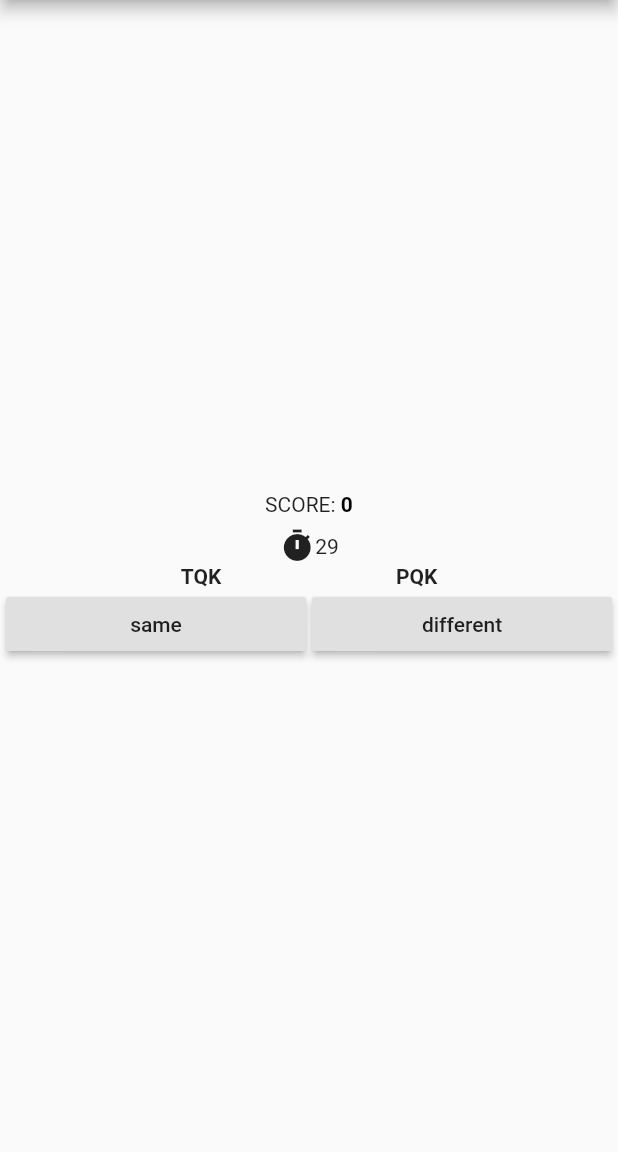
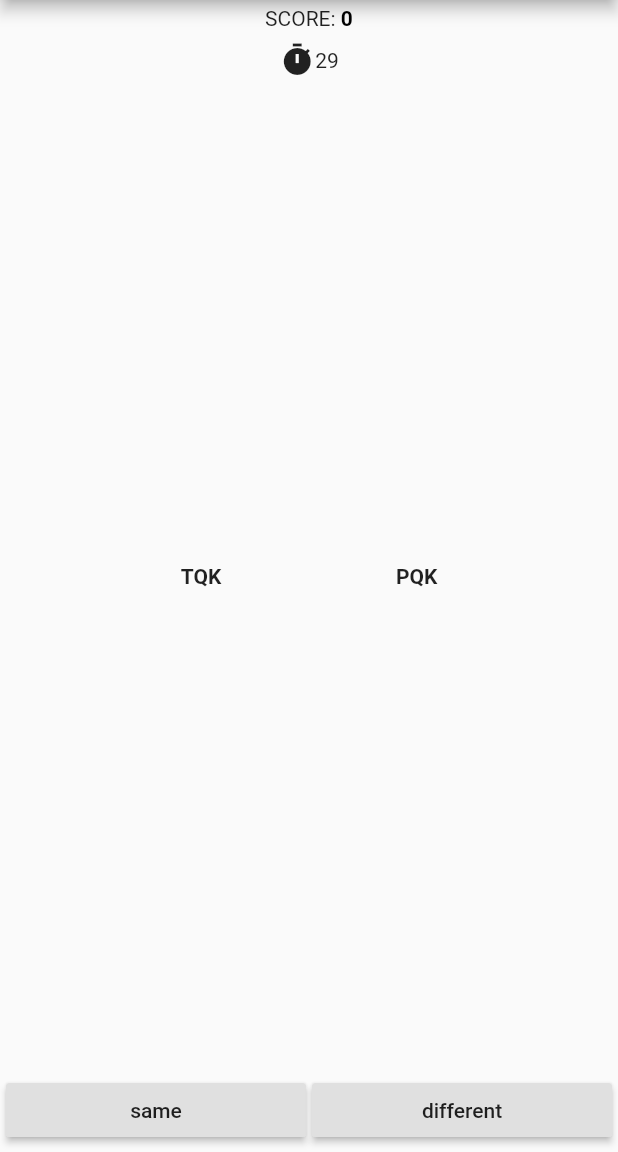
Before and after one commit to esplo/CA-Cop, a Flutter app: the screen it shows after launch, after a tap on "START", on a phone screen of 412 x 824 dp, the part 84-1236 px from its top. Run offline on Flutter 3.47's test engine with Material 2 defaults, Android fonts, the phone set to English and light mode, and no system bars.

Commit message:
[modify] broaden the question area

```diff
--- a/lib/question_area.dart
+++ b/lib/question_area.dart
@@ -18,7 +18,9 @@ class QuestionArea extends StatelessWidget {
 
   @override
   Widget build(BuildContext context) {
-    return Column(
+    return Expanded(
+      child: Column(
+        mainAxisAlignment: MainAxisAlignment.spaceBetween,
         children: <Widget>[
           TimerDisplay(remainingTime: remainingTime),
           Question(words: currentWordPair),
@@ -26,6 +28,7 @@ class QuestionArea extends StatelessWidget {
             nextQuestion: nextQuestion,
           ),
         ],
+      ),
     );
   }
 }
```
Lines whose indentation alone changed are shown as unchanged.
